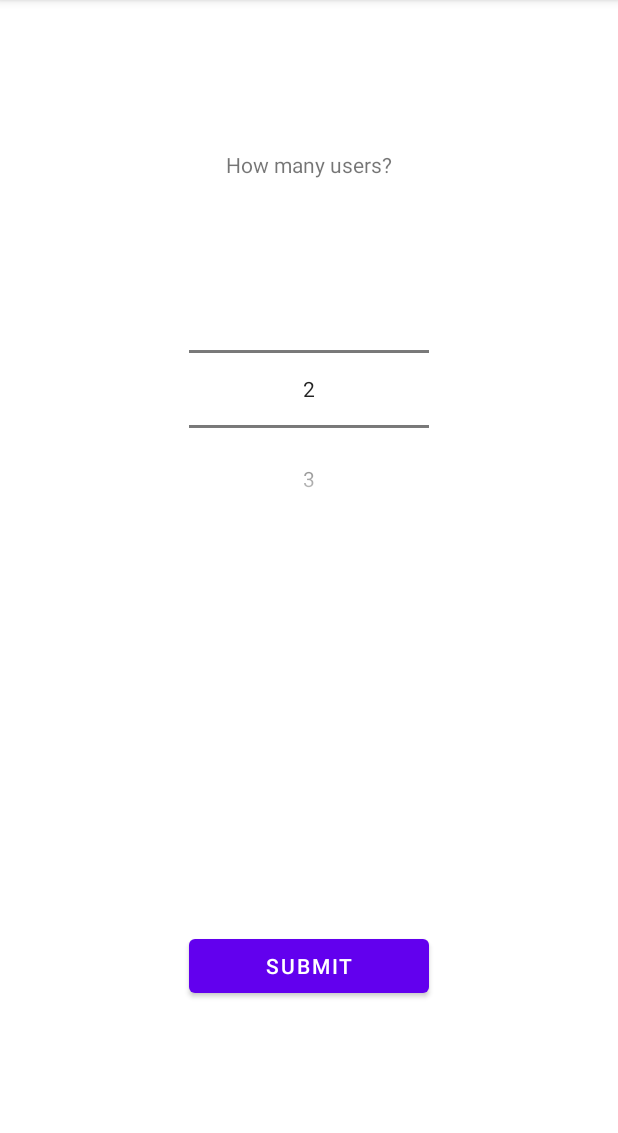
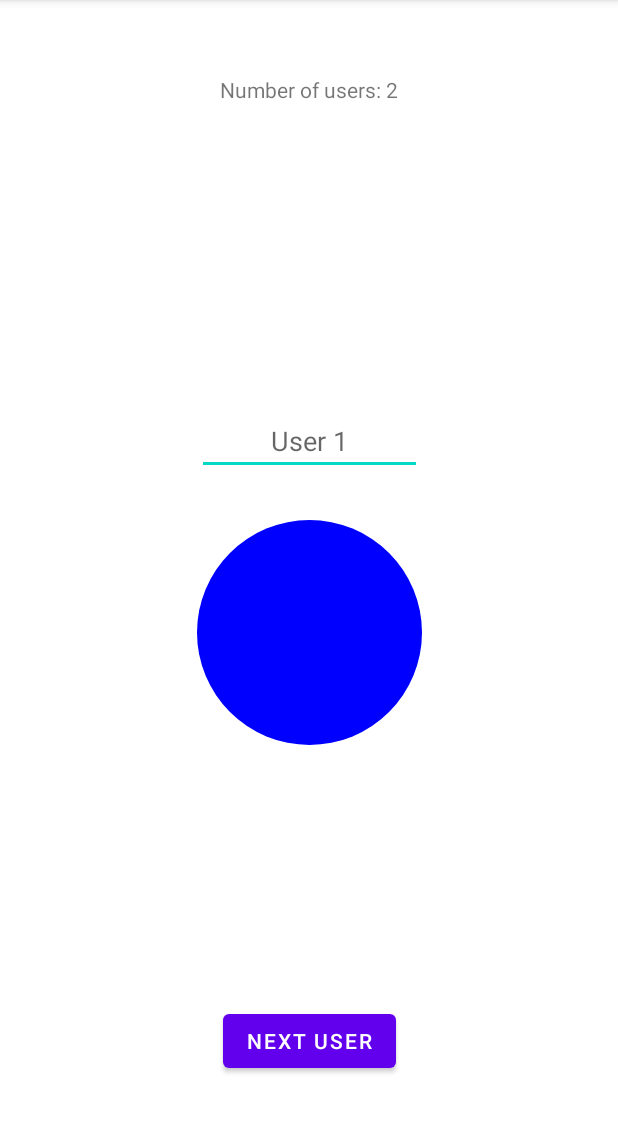
Before and after one commit to susmonteiro/LightMediatorApp, an Android app: the screen it shows after launch (MainActivity before the commit, ConfigConversationActivity after it), after a tap on "SUBMIT", on a phone screen of 412 x 824 dp, the part 84-1217 px from its top. Run offline under Robolectric (Android 15) with nearby library versions, the phone set to English and light mode, and no system bars; libraries missing offline, so code that uses them is left out: software.amazon.awssdk; 5 statements that could not run were skipped.

Commit message:
create coroutine to take care of stream to aws

```diff
--- a/app/build.gradle
+++ b/app/build.gradle
@@ -49,4 +49,5 @@ dependencies {
     implementation 'software.amazon.awssdk:transcribestreaming'
     implementation 'androidx.activity:activity-ktx:1.4.0'
     implementation 'androidx.fragment:fragment-ktx:1.4.1'
+    implementation("org.jetbrains.kotlinx:kotlinx-coroutines-android:1.4.1")
 }
--- a/app/src/main/java/ami/proj/lightmediator/ConfigConversationActivity.kt
+++ b/app/src/main/java/ami/proj/lightmediator/ConfigConversationActivity.kt
@@ -30,6 +30,7 @@ class ConfigConversationActivity : AppCompatActivity() {
         setContentView(binding.root)
 
         val numUsers = intent.getStringExtra("number_users")?.toInt() ?: 2
+        val transcribeService = intent.getSerializableExtra("transcribeService") as? TranscribeStreaming
         binding.displayNumberUsers.text = "Number of users: $numUsers"
 
         var currentUser = 1
@@ -43,6 +44,7 @@ class ConfigConversationActivity : AppCompatActivity() {
             if (currentUser == numUsers) {
                 val intent = Intent(this, ConversationActivity::class.java)
                 intent.putParcelableArrayListExtra("users", users)
+                intent.putExtra("transcribeService", transcribeService)
                 startActivity(intent)
             } else {
                 displayUser(++currentUser, numUsers, binding)
--- a/app/src/main/java/ami/proj/lightmediator/ConversationActivity.kt
+++ b/app/src/main/java/ami/proj/lightmediator/ConversationActivity.kt
@@ -15,6 +15,7 @@ class ConversationActivity : AppCompatActivity() {
         setContentView(binding.root)
 
         val users = intent.extras?.getParcelableArrayList<User>("users")
+        val transcribeService = intent.getSerializableExtra("transcribeService") as? TranscribeStreaming
 
         // todo temporary
         // display users
@@ -32,6 +33,7 @@ class ConversationActivity : AppCompatActivity() {
         binding.transcriptButton.setOnClickListener {
             val intent = Intent(this, TranscriptionActivity::class.java)
             intent.putParcelableArrayListExtra("users", users)
+            intent.putExtra("transcribeService", transcribeService)
             startActivity(intent)
         }
 
--- a/app/src/main/java/ami/proj/lightmediator/MainActivity.kt
+++ b/app/src/main/java/ami/proj/lightmediator/MainActivity.kt
@@ -12,6 +12,13 @@ import android.media.MediaRecorder
 import androidx.activity.result.contract.ActivityResultContracts
 import androidx.core.app.ActivityCompat
 import androidx.core.content.ContextCompat
+
+import kotlinx.coroutines.CoroutineScope
+import kotlinx.coroutines.Dispatchers.IO
+import kotlinx.coroutines.Dispatchers.Main
+import kotlinx.coroutines.delay
+import kotlinx.coroutines.launch
+import kotlinx.coroutines.withContext
 
 class MainActivity : AppCompatActivity() {
 
@@ -28,6 +35,7 @@ class MainActivity : AppCompatActivity() {
         ) { isGranted: Boolean ->
             if (isGranted) {
                 println("Permission granted!")
+                binding.submitButton.isEnabled = true
             } else {
                 println("Permission not granted...")
                 val intent = Intent(this, RequestPermissionActivity::class.java)
@@ -43,11 +51,13 @@ class MainActivity : AppCompatActivity() {
         setupNumberPicker()
 
         binding.submitButton.setOnClickListener {
-            val ts = TranscribeStreaming()
-            ts.streaming()
-            /*val intent = Intent(this, ConfigConversationActivity::class.java)
+            val transcribeService = TranscribeStreaming()
+            CoroutineScope(IO).launch{transcribeService.streaming()}
+            println("\nNow streaming yo\n")
+            val intent = Intent(this, ConfigConversationActivity::class.java)
             intent.putExtra("number_users", binding.numberUsersPicker.value.toString())
-            startActivity(intent)*/
+            intent.putExtra("transcribeService", transcribeService)
+            startActivity(intent)
         }
     }
 
--- a/app/src/main/java/ami/proj/lightmediator/TranscribeStreaming.java
+++ b/app/src/main/java/ami/proj/lightmediator/TranscribeStreaming.java
@@ -31,7 +31,7 @@ import java.util.concurrent.ExecutorService;
 import java.util.concurrent.Executors;
 import java.util.concurrent.atomic.AtomicLong;
 
-public class TranscribeStreaming {
+public class TranscribeStreaming implements Serializable {
     private static final Region REGION = Region.EU_WEST_2;
     private static final int SAMPLE_RATE = 16000;
     private static final int CHANNELS = AudioFormat.CHANNEL_IN_MONO;
--- a/app/src/main/java/ami/proj/lightmediator/TranscriptionActivity.kt
+++ b/app/src/main/java/ami/proj/lightmediator/TranscriptionActivity.kt
@@ -33,13 +33,11 @@ class TranscriptionActivity : AppCompatActivity() {
         setContentView(binding.root)
 
         val users = intent.extras?.getParcelableArrayList<User>("users")
+        val transcribeService = intent.getSerializableExtra("transcribeService") as? TranscribeStreaming
 
         binding.backButton.setOnClickListener {
             finish()
         }
-
-        val ts = TranscribeStreaming()
-        ts.streaming()
     }
 
 
```
